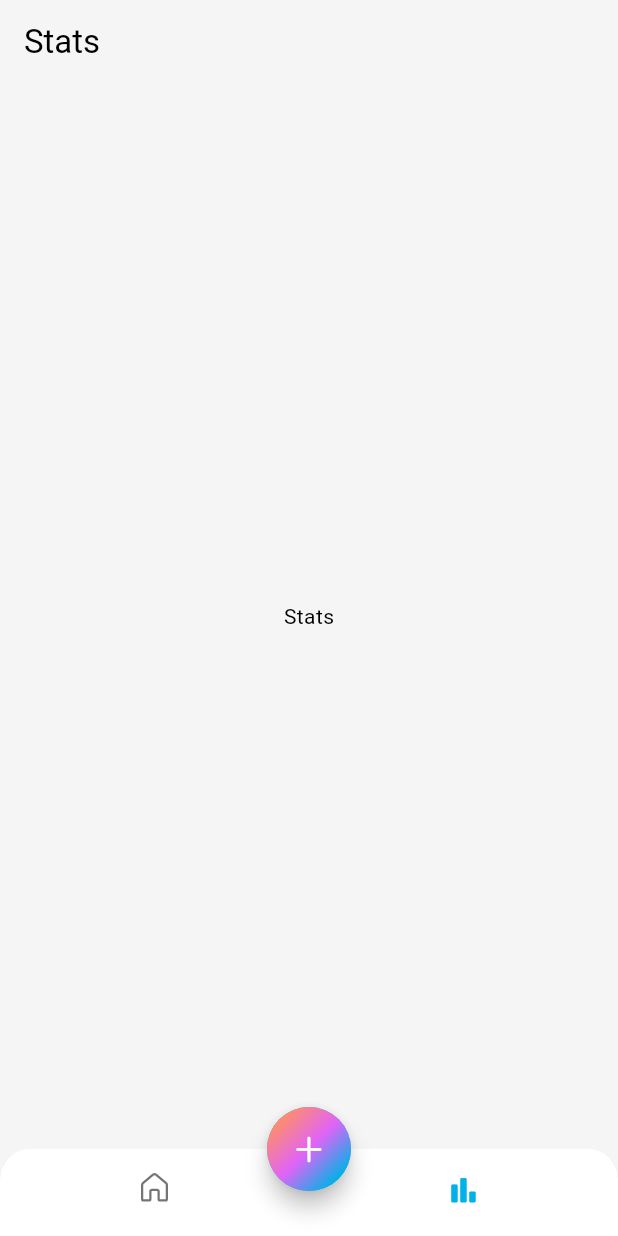
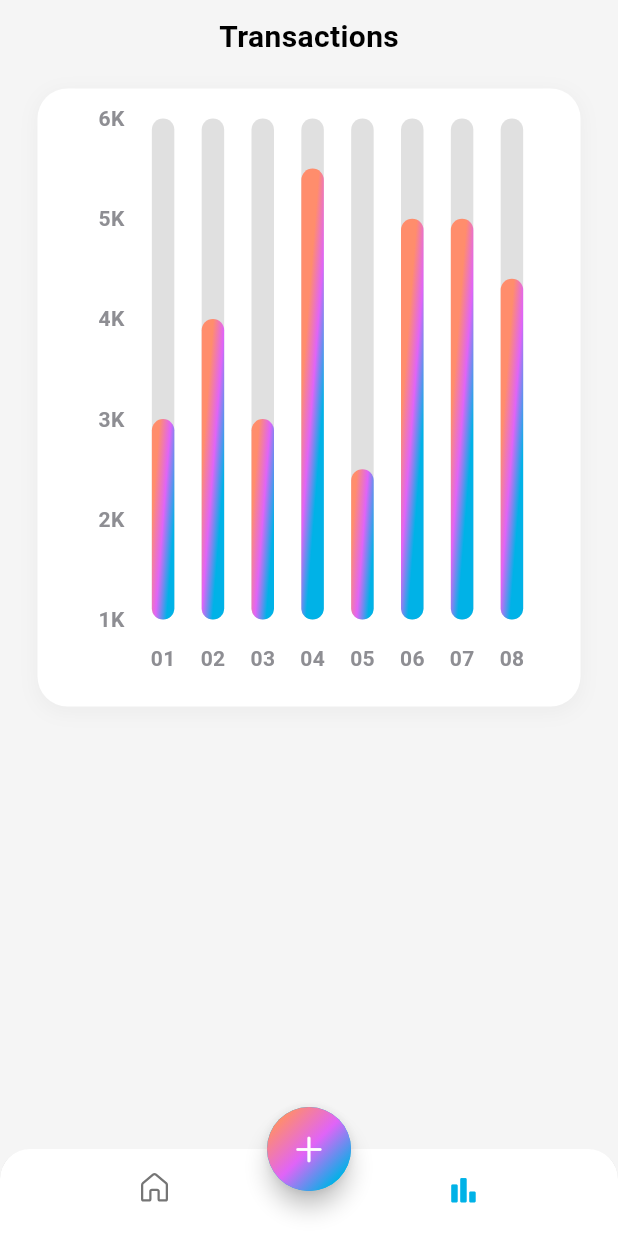
Before and after one commit to nkusikevin/ExpenseTracker, a Flutter app: the screen it shows after launch, item 2 of the bottom bar chosen, on a phone screen of 412 x 824 dp. Run offline on Flutter 3.47's test engine with Material 3 defaults, Android fonts, the phone set to English and light mode, and no system bars; drawn by our look-alikes of fl_chart; our stand-ins replace fluentui_system_icons, font_awesome_flutter.

Commit message:
added stats page

```diff
--- a/expense_tracker/lib/screens/createExp/add_new_exp.dart
+++ b/expense_tracker/lib/screens/createExp/add_new_exp.dart
@@ -5,13 +5,12 @@ class AddNewExp extends StatelessWidget {
 
   @override
   Widget build(BuildContext context) {
-    return Scaffold(
-      appBar: AppBar(
-        title: const Text('Add New Expense'),
-      ),
-      body: const Center(
-        child: Text('Add New Expense'),
-      ),
-    );
+    return Padding(
+        padding: const EdgeInsets.symmetric(horizontal: 25, vertical: 10),
+        child: Column(
+          children: [
+
+          ],
+        ));
   }
 }
--- /dev/null
+++ b/expense_tracker/lib/screens/profile/settings.dart
@@ -0,0 +1,15 @@
+import 'package:flutter/cupertino.dart';
+
+class MyProfile extends StatefulWidget {
+  const MyProfile({super.key});
+
+  @override
+  State<MyProfile> createState() => _MyProfileState();
+}
+
+class _MyProfileState extends State<MyProfile> {
+  @override
+  Widget build(BuildContext context) {
+    return const Placeholder();
+  }
+}
--- /dev/null
+++ b/expense_tracker/lib/screens/stats/views/chart.dart
@@ -0,0 +1,180 @@
+import 'dart:math';
+
+import 'package:fl_chart/fl_chart.dart';
+import 'package:flutter/cupertino.dart';
+import 'package:flutter/material.dart';
+
+class Chart extends StatefulWidget {
+  const Chart({super.key});
+
+  @override
+  State<Chart> createState() => _ChartState();
+}
+
+class _ChartState extends State<Chart> {
+  @override
+  Widget build(BuildContext context) {
+    return BarChart(
+      mainBarData(),
+    );
+  }
+
+  BarChartGroupData makeGroupData(int x, double y) {
+    return BarChartGroupData(
+      x: x,
+      barRods: [
+        BarChartRodData(
+          toY: y,
+          width: 15,
+          gradient: LinearGradient(
+            colors: [
+            Theme.of(context).colorScheme.tertiary,
+            Theme.of(context).colorScheme.secondary,
+            Theme.of(context).colorScheme.primary,
+          ],
+          transform: const GradientRotation(pi/40)
+          ),
+          backDrawRodData: BackgroundBarChartRodData(
+            show: true,
+            toY: 5,
+            color: Colors.grey.shade300,
+          ),
+
+        ),
+      ]
+    );
+  }
+
+  List<BarChartGroupData> showingGroups() => List.generate(8, (i) {
+        switch (i) {
+          case 0:
+            return makeGroupData(0, 2);
+          case 1:
+            return makeGroupData(1, 3);
+          case 2:
+            return makeGroupData(2, 2);
+          case 3:
+            return makeGroupData(3, 4.5);
+          case 4:
+            return makeGroupData(4, 1.5);
+          case 5:
+            return makeGroupData(5, 4);
+          case 6:
+            return makeGroupData(6, 4);
+          case 7:
+            return makeGroupData(7, 3.4);
+          default:
+            return throw Error();
+        }
+      });
+
+  BarChartData mainBarData() {
+    return BarChartData(
+        titlesData: FlTitlesData(
+          show: true,
+          rightTitles: const AxisTitles(
+            sideTitles: SideTitles(showTitles: false),
+          ),
+          topTitles: const AxisTitles(
+            sideTitles: SideTitles(showTitles: false),
+          ),
+          bottomTitles: AxisTitles(
+            sideTitles: SideTitles(
+                showTitles: true, reservedSize: 38, getTitlesWidget: getTiles),
+          ),
+          leftTitles: AxisTitles(
+            sideTitles:
+                SideTitles(showTitles: true,
+                reservedSize: 38, getTitlesWidget: leftTitles),
+          ),
+        ),
+        borderData: FlBorderData(show: false),
+        gridData: const FlGridData(show: false),
+        barGroups: showingGroups());
+  }
+
+  Widget getTiles(double value, TitleMeta meta) {
+    const style = TextStyle(
+      color: CupertinoColors.systemGrey,
+      fontWeight: FontWeight.bold,
+      fontSize: 14,
+    );
+    Widget title;
+    switch (value.toInt()) {
+      case 0:
+        title = const Text('01', style: style);
+        break;
+      case 1:
+        title = const Text('02', style: style);
+        break;
+      case 2:
+        title = const Text('03', style: style);
+        break;
+      case 3:
+        title = const Text('04', style: style);
+        break;
+      case 4:
+        title = const Text('05', style: style);
+        break;
+      case 5:
+        title = const Text('06', style: style);
+        break;
+      case 6:
+        title = const Text('07', style: style);
+        break;
+      case 7:
+        title = const Text('08', style: style);
+        break;
+      case 8:
+        title = const Text('09', style: style);
+        break;
+      case 9:
+        title = const Text('10', style: style);
+        break;
+      case 10:
+        title = const Text('11', style: style);
+        break;
+
+      default:
+        title = const Text('', style: style);
+        break;
+    }
+    return SideTitleWidget(child: title, axisSide: meta.axisSide, space: 16);
+  }
+
+  Widget leftTitles(double value, TitleMeta meta) {
+    const style = TextStyle(
+      color: CupertinoColors.systemGrey,
+      fontWeight: FontWeight.bold,
+      fontSize: 14,
+    );
+    String title;
+    if (value == 0) {
+      title = '1K';
+    } else if (value == 1) {
+      title = '2K';
+    } else if (value == 2) {
+      title = '3K';
+    } else if (value == 3) {
+      title = '4K';
+    } else if (value == 4) {
+      title = '5K';
+    } else if (value == 5) {
+      title = '6K';
+    } else if (value == 6) {
+      title = '7K';
+    } else if (value == 7) {
+      title = '8K';
+    } else if (value == 8) {
+      title = '9K';
+    } else {
+      return Container();
+    }
+
+    return SideTitleWidget(
+      axisSide: meta.axisSide,
+      space: 0,
+      child: Text(title, style: style),
+    );
+  }
+}
--- a/expense_tracker/lib/screens/stats/views/stats_view.dart
+++ b/expense_tracker/lib/screens/stats/views/stats_view.dart
@@ -1,3 +1,5 @@
+import 'package:expense_tracker/screens/stats/views/chart.dart';
+import 'package:fl_chart/fl_chart.dart';
 import 'package:flutter/material.dart';
 
 class StatsScreen extends StatelessWidget {
@@ -5,13 +7,39 @@ class StatsScreen extends StatelessWidget {
 
   @override
   Widget build(BuildContext context) {
-    return Scaffold(
-      appBar: AppBar(
-        title: const Text('Stats'),
-      ),
-      body: const Center(
-        child: Text('Stats'),
-      ),
+    return Padding(
+      padding: const EdgeInsets.symmetric(horizontal: 25, vertical: 10),
+      child: Column(
+        children:  [
+          const Text(
+            "Transactions",
+            style:  TextStyle(
+              fontSize: 20,
+              fontWeight: FontWeight.bold
+            )
+          ),
+          const SizedBox(height: 20),
+          Container(
+            decoration: BoxDecoration(
+              color: Colors.white,
+              borderRadius: BorderRadius.circular(20),
+
+              boxShadow: [
+                BoxShadow(
+                  color: Colors.grey.withOpacity(0.1),
+                  spreadRadius: 1,
+                  blurRadius: 10,
+                  offset: const Offset(0, 3),
+                )
+              ]
+            ),
+            padding: const EdgeInsets.all(20),
+            width: MediaQuery.of(context).size.width,
+            height: MediaQuery.of(context).size.width,
+            child: const Chart()
+          )
+        ],
+      )
     );
   }
 }
--- a/expense_tracker/pubspec.yaml
+++ b/expense_tracker/pubspec.yaml
@@ -36,6 +36,7 @@ dependencies:
   # Use with the CupertinoIcons class for iOS style icons.
   cupertino_icons: ^1.0.8
   fluentui_system_icons: ^1.1.260
+  fl_chart: ^0.69.0
 
 dev_dependencies:
   flutter_test:
```
Also changed, not shown: expense_tracker/pubspec.lock.
